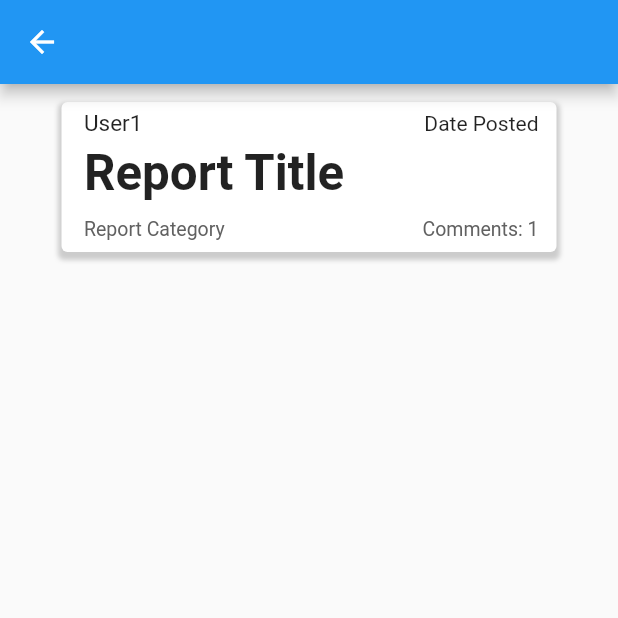
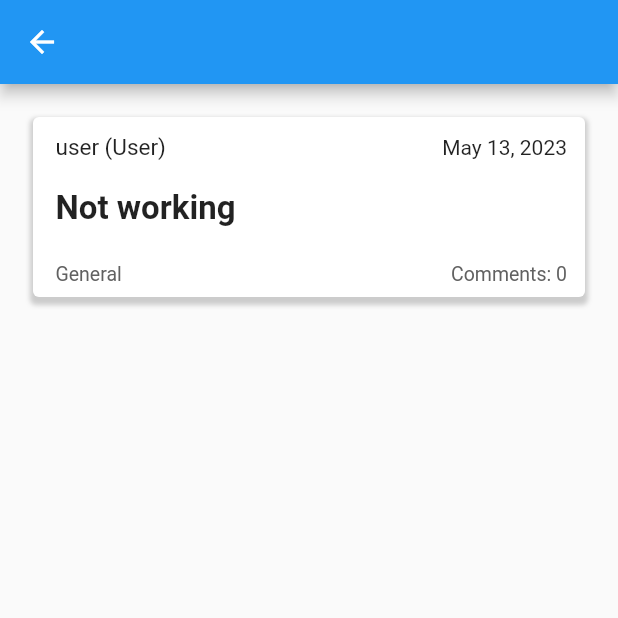
Before and after one commit to DoomMangoes/HelpDesk, a Flutter app: the HomePage screen opened directly with empty values, on a phone screen of 412 x 824 dp, the top half of it. Run offline on Flutter 3.47's test engine with Material 2 defaults, Android fonts, the phone set to English and light mode, and no system bars.

Commit message:
basic report post ui

```diff
--- a/lib/models/admin.dart
+++ b/lib/models/admin.dart
@@ -1,5 +1,11 @@
 import 'user.dart';
 
 class Admin extends User {
-  Admin({required super.username, required super.password});
+  @override
+  Admin({
+    required super.username,
+    required super.password,
+  }) {
+    super.userType = "Admin";
+  }
 }
--- a/lib/models/comment.dart
+++ b/lib/models/comment.dart
@@ -5,12 +5,14 @@ class Comment {
   String commentID;
   String commentBody;
   String originalPoster;
+  String userType;
   String parentID;
   DateTime date;
 
   Comment({
     required this.commentBody,
     required this.originalPoster,
+    required this.userType,
     required this.parentID,
     required this.date,
   }) : commentID = const Uuid().v4();
--- a/lib/models/report.dart
+++ b/lib/models/report.dart
@@ -1,3 +1,4 @@
+import 'package:helpdesk/models/comment.dart';
 import 'package:intl/intl.dart';
 import 'package:uuid/uuid.dart';
 
@@ -6,16 +7,20 @@ class Report {
   String reportTitle;
   String reportBody;
   String originalPoster;
+  String userType;
   String category;
   DateTime date;
+  List<Comment> comments;
 
   Report({
     required this.reportTitle,
     required this.reportBody,
     required this.originalPoster,
+    required this.userType,
     required this.category,
     required this.date,
-  }) : reportID = const Uuid().v4();
+  })  : reportID = const Uuid().v4(),
+        comments = [];
 
   @override
   bool operator ==(covariant Report other) => reportID == other.reportID;
--- a/lib/models/user.dart
+++ b/lib/models/user.dart
@@ -1,6 +1,7 @@
 class User {
   String username;
   String password;
+  String userType;
 
-  User({required this.username, required this.password});
+  User({required this.username, required this.password}) : userType = "User";
 }
--- a/lib/providers/helpDeskProvider.dart
+++ b/lib/providers/helpDeskProvider.dart
@@ -1,4 +1,5 @@
 import 'package:flutter/material.dart';
+import 'package:helpdesk/models/report.dart';
 import '../models/admin.dart';
 import '../models/user.dart';
 import 'dart:collection';
@@ -11,9 +12,20 @@ class HelpDeskProvider extends ChangeNotifier {
     Admin(username: "admin", password: "admin"),
   ];
 
+  final List<Report> _reports = [
+    Report(
+        reportTitle: "Not working",
+        reportBody: "I dunno",
+        originalPoster: "user",
+        userType: "User",
+        category: "General",
+        date: DateTime.now())
+  ];
+
   //Read only view
   UnmodifiableListView<User> get users => UnmodifiableListView(_users);
   UnmodifiableListView<Admin> get admins => UnmodifiableListView(_admins);
+  UnmodifiableListView<Report> get reports => UnmodifiableListView(_reports);
 
   void register(User user) {
     _users.add(user);
--- a/lib/screens/homePage.dart
+++ b/lib/screens/homePage.dart
@@ -1,4 +1,5 @@
 import 'package:flutter/material.dart';
+import 'package:helpdesk/widgets/reportListWidget.dart';
 import 'package:helpdesk/widgets/reportPostWidget.dart';
 
 class HomePage extends StatefulWidget {
@@ -40,7 +41,7 @@ class _HomePageState extends State<HomePage> {
               mainAxisAlignment: MainAxisAlignment.start,
               crossAxisAlignment: CrossAxisAlignment.center,
               children: [
-                ReportPostWidget(),
+                ReportListWidget(),
               ],
             ),
           ),
--- a/lib/screens/loginPage.dart
+++ b/lib/screens/loginPage.dart
@@ -63,7 +63,7 @@ class _LoginPageState extends State<LoginPage> {
               MaterialPageRoute(
                   builder: (context) => HomePage(
                         currentUser: match.username,
-                        userType: "User",
+                        userType: match.userType,
                       )));
         } else {
           alert("Username and password do not match");
@@ -90,7 +90,7 @@ class _LoginPageState extends State<LoginPage> {
               MaterialPageRoute(
                   builder: (context) => HomePage(
                         currentUser: match.username,
-                        userType: "Admin",
+                        userType: match.userType,
                       )));
         } else {
           alert("Username and password do not match");
--- /dev/null
+++ b/lib/widgets/reportListWidget.dart
@@ -0,0 +1,33 @@
+import 'dart:collection';
+
+import 'package:flutter/material.dart';
+import 'package:helpdesk/models/report.dart';
+import 'package:helpdesk/widgets/reportPostWidget.dart';
+import 'package:provider/provider.dart';
+
+import '../providers/helpDeskProvider.dart';
+
+class ReportListWidget extends StatelessWidget {
+  const ReportListWidget({super.key});
+
+  @override
+  Widget build(BuildContext context) {
+    final provider = Provider.of<HelpDeskProvider>(context);
+    final UnmodifiableListView<Report> reportItems = provider.reports;
+
+    return reportItems.isEmpty
+        ? Center(
+            child: Text("No posts"),
+          )
+        : ListView.separated(
+            shrinkWrap: true,
+            padding: EdgeInsets.all(10),
+            separatorBuilder: (context, index) => Container(height: 8),
+            itemCount: reportItems.length,
+            itemBuilder: (BuildContext context, int index) {
+              return ReportPostWidget(
+                reportItem: reportItems[index],
+              );
+            });
+  }
+}
--- a/lib/widgets/reportPostWidget.dart
+++ b/lib/widgets/reportPostWidget.dart
@@ -1,7 +1,14 @@
 import 'package:flutter/material.dart';
+import 'package:intl/intl.dart';
+
+import '../models/report.dart';
 
 class ReportPostWidget extends StatelessWidget {
-  const ReportPostWidget({super.key});
+  final Report reportItem;
+  const ReportPostWidget({
+    super.key,
+    required this.reportItem,
+  });
 
   @override
   Widget build(BuildContext context) {
@@ -10,8 +17,8 @@ class ReportPostWidget extends StatelessWidget {
         padding: EdgeInsets.only(
           left: 15,
         ),
-        height: 100,
-        width: 330,
+        height: 120,
+        width: 340,
         decoration: BoxDecoration(
           color: Colors.white,
           borderRadius: BorderRadius.circular(4),
@@ -37,13 +44,16 @@ class ReportPostWidget extends StatelessWidget {
                   mainAxisAlignment: MainAxisAlignment.spaceBetween,
                   children: [
                     Text(
-                      "User1",
+                      reportItem.originalPoster +
+                          " (" +
+                          reportItem.userType +
+                          ")",
                       style: TextStyle(
                         fontSize: 15,
                       ),
                     ),
                     Text(
-                      "Date Posted",
+                      DateFormat.yMMMMd().format(reportItem.date),
                       style: TextStyle(
                         fontSize: 14,
                       ),
@@ -53,12 +63,12 @@ class ReportPostWidget extends StatelessWidget {
                 SizedBox(
                   height: 5,
                 ),
-                Expanded(
-                    child: FittedBox(
+                FittedBox(
+                    child: Expanded(
                   child: Text(
-                    "Report Title",
+                    reportItem.reportTitle,
                     style: TextStyle(
-                      fontSize: 16,
+                      fontSize: 22,
                       fontWeight: FontWeight.bold,
                     ),
                   ),
@@ -70,14 +80,14 @@ class ReportPostWidget extends StatelessWidget {
                   mainAxisAlignment: MainAxisAlignment.spaceBetween,
                   children: [
                     Text(
-                      "Report Category",
+                      reportItem.category,
                       style: TextStyle(
                         fontSize: 13,
                         color: Colors.grey[700],
                       ),
                     ),
                     Text(
-                      "Comments: 1",
+                      "Comments: " + reportItem.comments.length.toString(),
                       style: TextStyle(
                         fontSize: 13,
                         color: Colors.grey[700],
```
